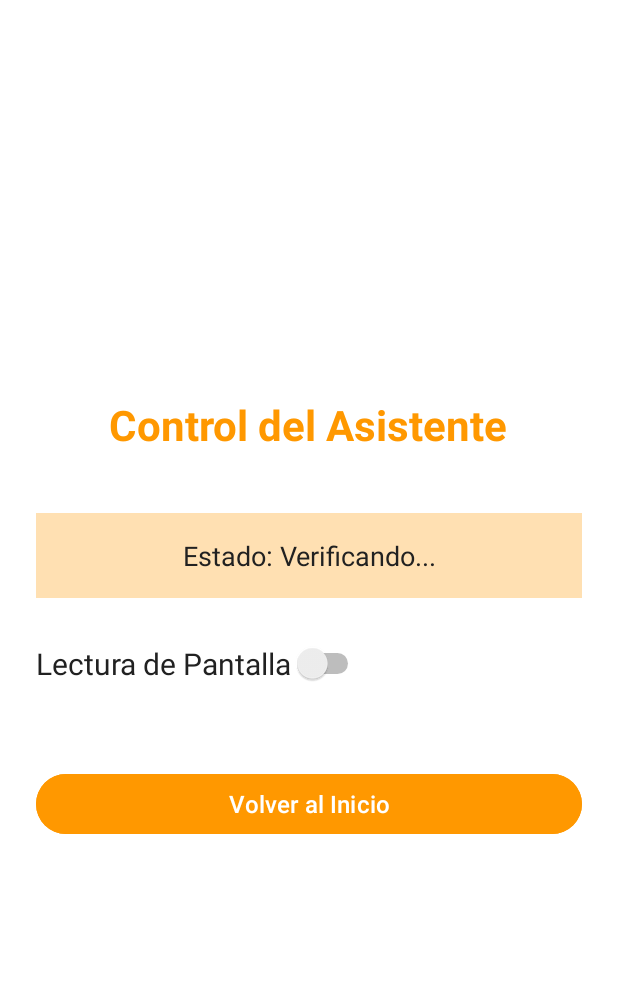
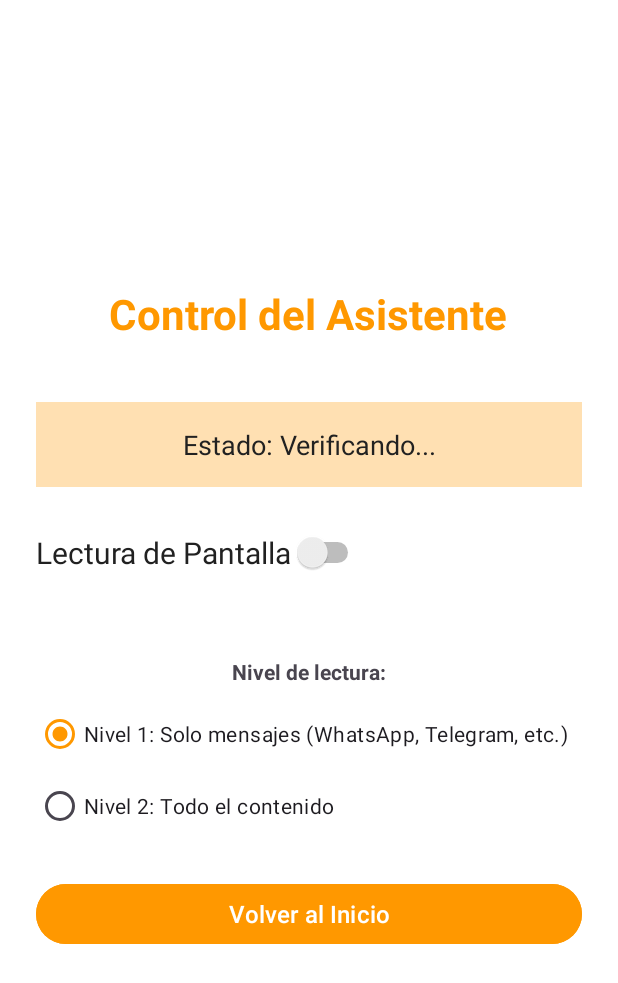
Before and after one commit to Issabella09/trabajo-de-grado, an Android app: the layout activity_control.xml on its own in the app's theme, with its tools: preview values and no code run, on a phone screen of 412 x 824 dp. Shown: the top 983 px of the screen. Run offline under Robolectric (Android 15) with nearby library versions, the phone set to English and light mode, and no system bars.

Commit message:
things were corrected

```diff
--- a/app/src/main/res/layout/activity_control.xml
+++ b/app/src/main/res/layout/activity_control.xml
@@ -48,6 +48,36 @@
 
     </LinearLayout>
 
+    <!-- Selector de Niveles (visible solo cuando el switch está activado) -->
+    <TextView
+        android:layout_width="wrap_content"
+        android:layout_height="wrap_content"
+        android:text="Nivel de lectura:"
+        android:textStyle="bold"
+        android:layout_marginBottom="8dp" />
+
+    <RadioGroup
+        android:id="@+id/radioGroupNiveles"
+        android:layout_width="match_parent"
+        android:layout_height="wrap_content"
+        android:orientation="vertical"
+        android:layout_marginBottom="24dp">
+
+        <RadioButton
+            android:id="@+id/radioNivel1"
+            android:layout_width="wrap_content"
+            android:layout_height="wrap_content"
+            android:text="Nivel 1: Solo mensajes (WhatsApp, Telegram, etc.)"
+            android:checked="true" />
+
+        <RadioButton
+            android:id="@+id/radioNivel2"
+            android:layout_width="wrap_content"
+            android:layout_height="wrap_content"
+            android:text="Nivel 2: Todo el contenido" />
+
+    </RadioGroup>
+
     <Button
         android:id="@+id/btnVolver"
         android:layout_width="match_parent"
```
Also changed, not shown: app/src/main/java/com/trabajogrado/asistente/ControlActivity.kt (+78 -10 lines), app/src/main/java/com/trabajogrado/asistente/LecturaPantallaService.kt (+166 -22 lines).
